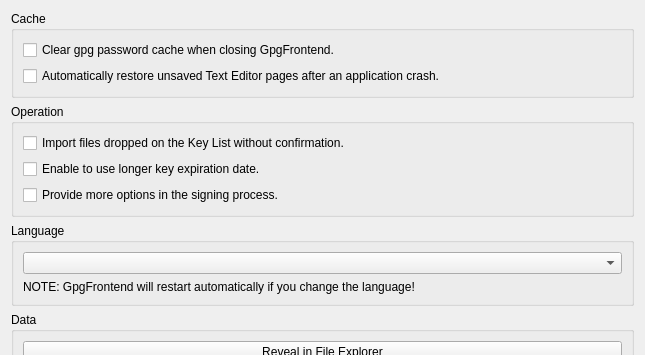
saturneric/GpgFrontend, file ui/GeneralSettings.ui: the form before one commit; both pictures show x 0 to 645 and y 0 to 355 of the 645 by 721 pixel window.
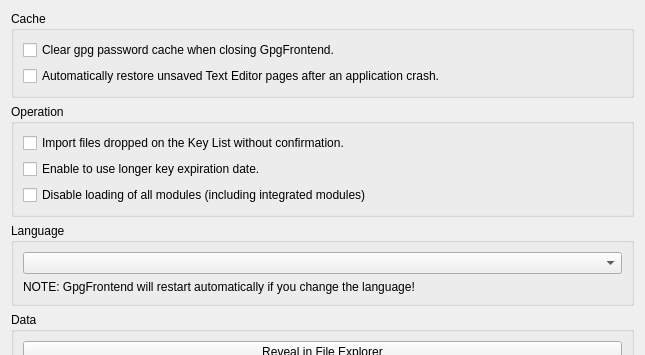
The form after the commit.

Commit message: feat: user can prevent all modules

```diff
--- a/ui/GeneralSettings.ui
+++ b/ui/GeneralSettings.ui
@@ -68,7 +68,7 @@
           <item>
            <widget class="QCheckBox" name="moreSigningOptionsCheckBox">
             <property name="text">
-             <string>Provide more options in the signing process.</string>
+             <string>Disable loading of all modules (including integrated modules)</string>
             </property>
            </widget>
           </item>
```
Left out of the diff: 2 changed lines with no effect on the pictures. The commit also changes 3 other files.
